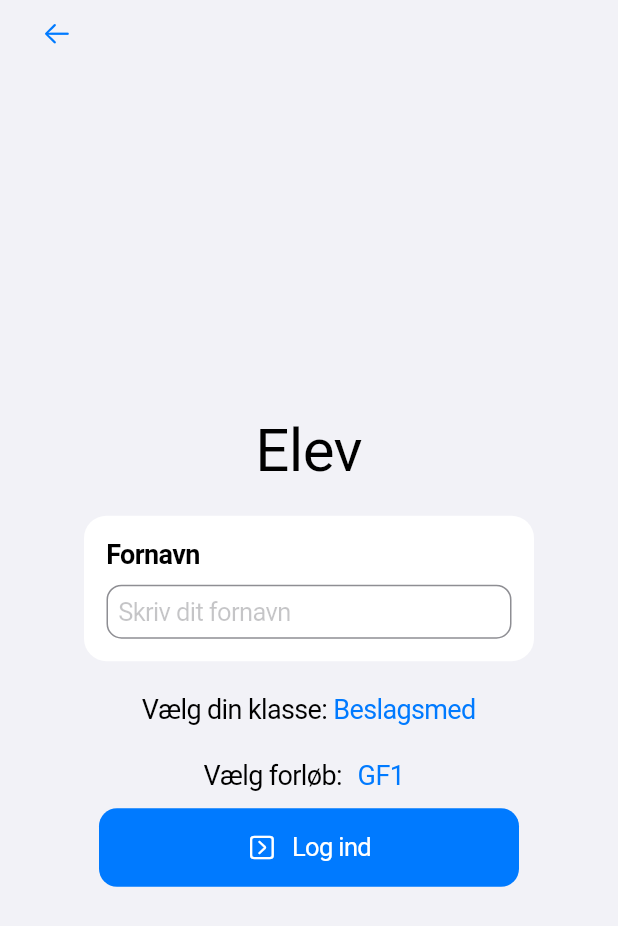
After one commit to HansenbergDev/App, a Flutter app: the StudentRegistration screen opened by its route, on a phone screen of 412 x 824 dp. The commit adds this screen. Shown: the top 926 px of the screen. Run offline on Flutter 3.47's test engine with Material 2 defaults, Android fonts, the phone set to English and light mode, and no system bars; missing offline and left inert: week_of_year.

Commit message:
Started with student registration

```diff
--- a/tilmeldings_system/lib/Pages/ChooseViewPage.dart
+++ b/tilmeldings_system/lib/Pages/ChooseViewPage.dart
@@ -7,6 +7,7 @@ class ChooseViewPage extends StatelessWidget {
   @override
   Widget build(BuildContext context) {
     return CupertinoPageScaffold(
+      backgroundColor: CupertinoColors.systemBackground,
       child: Center(
         child: Container(
           constraints: const BoxConstraints(maxWidth: 400),
@@ -19,7 +20,7 @@ class ChooseViewPage extends StatelessWidget {
               const Text("Vælg hvad du vil logge ind som:"),
               const SizedBox(height: 30,),
               IconCupertinoButtonFilled(
-                    onPressed: () => Navigator.of(context).pushReplacementNamed("/student/home"),
+                  onPressed: () => Navigator.of(context).pushReplacementNamed("/student/registration"),
                   text: "Elev",
                   icon: CupertinoIcons.person
               ),
--- /dev/null
+++ b/tilmeldings_system/lib/Pages/StudentRegistration.dart
@@ -0,0 +1,98 @@
+import 'package:flutter/cupertino.dart';
+import 'package:tilmeldings_system/Widgets/ItemPicker.dart';
+import 'package:tilmeldings_system/Widgets/TextfieldWithTitle.dart';
+
+import '../Widgets/IconCupertinoButton.dart';
+
+class StudentRegistration extends StatefulWidget {
+  const StudentRegistration({Key? key}) : super(key: key);
+
+  @override
+  State<StudentRegistration> createState() => _StudentRegistrationState();
+}
+
+class _StudentRegistrationState extends State<StudentRegistration> {
+  final List<String> _educations = [
+    "Beslagsmed",
+    "Frisør",
+    "Multimediedesigner",
+    "Dyrepasser"
+  ];
+
+  final List<String> _course = ["GF1", "GF2", "HF"];
+
+  late TextEditingController _nameController;
+  int _selectedEducation = 0;
+  int _selectedCourse = 0;
+
+  @override
+  void initState() {
+    super.initState();
+    _nameController = TextEditingController();
+  }
+
+  @override
+  void dispose() {
+    super.dispose();
+    _nameController.dispose();
+  }
+
+  @override
+  Widget build(BuildContext context) {
+    _educations.sort((a, b) => a.compareTo(b));
+
+    return CupertinoPageScaffold(
+        navigationBar: CupertinoNavigationBar(
+          border: null,
+          backgroundColor: CupertinoColors.systemBackground,
+          leading: CupertinoButton(
+            onPressed: () => Navigator.of(context).pushReplacementNamed('/'),
+            padding: EdgeInsets.zero,
+            child: const Icon(
+              CupertinoIcons.arrow_left,
+            ),
+          ),
+        ),
+        child: Center(
+          child: Container(
+            constraints: const BoxConstraints(maxWidth: 400),
+            child: Column(
+              mainAxisAlignment: MainAxisAlignment.center,
+              crossAxisAlignment: CrossAxisAlignment.center,
+              children: [
+                const Text(
+                  "Elev",
+                  style: TextStyle(fontSize: 40),
+                ),
+                const SizedBox(
+                  height: 10,
+                ),
+                TextfieldWithTitle(
+                  title: "Fornavn",
+                  placeholder: "Skriv dit fornavn",
+                  controller: _nameController,
+                ),
+                ItemPicker(
+                    text: "Vælg din klasse: ",
+                    fontSize: 18,
+                    list: _educations,
+                    callback: (int selected) => _selectedEducation = selected),
+                ItemPicker(
+                    text: "Vælg forløb: ",
+                    fontSize: 18,
+                    list: _course,
+                    callback: (int selected) => _selectedCourse = selected),
+                // TODO: Indskrevet fra
+                // TODO: Indskrevet til
+                // https://api.flutter.dev/flutter/cupertino/CupertinoDatePicker-class.html
+                IconCupertinoButtonFilled(
+                  onPressed: () => Navigator.of(context).pushReplacementNamed("/student/home"),
+                  text: "Log ind",
+                  icon: CupertinoIcons.chevron_right_square,
+                ),
+              ],
+            ),
+          ),
+        ));
+  }
+}
--- a/tilmeldings_system/lib/Widgets/IconCupertinoButton.dart
+++ b/tilmeldings_system/lib/Widgets/IconCupertinoButton.dart
@@ -10,8 +10,7 @@ class IconCupertinoButtonFilled extends StatelessWidget {
   @override
   Widget build(BuildContext context) {
     return Container(
-      margin:
-      const EdgeInsets.symmetric(horizontal: 60),
+      margin: const EdgeInsets.symmetric(horizontal: 60),
       child: CupertinoButton.filled(
           disabledColor: CupertinoColors.systemGrey,
           onPressed: onPressed,
--- /dev/null
+++ b/tilmeldings_system/lib/Widgets/ItemPicker.dart
@@ -0,0 +1,87 @@
+// Modified from https://api.flutter.dev/flutter/cupertino/CupertinoPicker-class.html
+
+import 'package:flutter/cupertino.dart';
+
+
+class ItemPicker extends StatefulWidget {
+  const ItemPicker({Key? key, required this.text, required this.fontSize, required this.list, required this.callback}) : super(key: key);
+
+  final String text;
+  final double fontSize;
+  final List<String> list;
+  final Function callback;
+
+  @override
+  State<ItemPicker> createState() => _ItemPickerState();
+}
+
+class _ItemPickerState extends State<ItemPicker> {
+
+  void _showDialog(Widget child) {
+    showCupertinoModalPopup<void>(
+        context: context,
+        builder: (BuildContext context) => Container(
+          height: 216,
+          padding: const EdgeInsets.only(top: 6.0),
+          // The Bottom margin is provided to align the popup above the system navigation bar.
+          margin: EdgeInsets.only(
+            bottom: MediaQuery.of(context).viewInsets.bottom,
+          ),
+          // Provide a background color for the popup.
+          color: CupertinoColors.systemBackground.resolveFrom(context),
+          // Use a SafeArea widget to avoid system overlaps.
+          child: SafeArea(
+            top: false,
+            child: child,
+          ),
+        ));
+  }
+
+  int _selectedItem = 0;
+
+  @override
+  Widget build(BuildContext context) {
+    return Center(
+      child: Row(
+        mainAxisAlignment: MainAxisAlignment.center,
+        children: [
+          Text(widget.text, style: TextStyle(fontSize: widget.fontSize),),
+          CupertinoButton(
+            padding: EdgeInsets.zero,
+            // Display a CupertinoPicker with list of fruits.
+            onPressed: () => _showDialog(
+              CupertinoPicker(
+                magnification: 1.22,
+                squeeze: 1.2,
+                useMagnifier: true,
+                itemExtent: 32,
+                // This is called when selected item is changed.
+                onSelectedItemChanged: (int selectedItem) {
+                  setState(() {
+                    _selectedItem = selectedItem;
+                    widget.callback(_selectedItem);
+                  });
+                },
+                children: List<Widget>.generate(widget.list.length,
+                        (int index) {
+                      return Center(
+                        child: Text(
+                          widget.list[index],
+                        ),
+                      );
+                    }),
+              ),
+            ),
+            // This displays the selected fruit name.
+            child: Text(
+              widget.list[_selectedItem],
+              style: TextStyle(
+                fontSize: widget.fontSize,
+              ),
+            ),
+          )
+        ],
+      ),
+    );
+  }
+}
--- /dev/null
+++ b/tilmeldings_system/lib/Widgets/TextfieldWithTitle.dart
@@ -0,0 +1,38 @@
+import 'package:flutter/cupertino.dart';
+
+class TextfieldWithTitle extends StatelessWidget {
+  const TextfieldWithTitle({Key? key, required this.title, required this.placeholder, required this.controller}) : super(key: key);
+
+  final String title;
+  final String placeholder;
+  final TextEditingController controller;
+
+  @override
+  Widget build(BuildContext context) {
+    return Container(
+      constraints: const BoxConstraints(maxWidth: 300),
+      margin: const EdgeInsets.symmetric(horizontal: 15.0, vertical: 10),
+      padding: const EdgeInsets.all(15),
+      decoration: const BoxDecoration(
+        color: CupertinoColors.systemBackground,
+        borderRadius: BorderRadius.all(Radius.circular(15)),
+      ),
+      child: Column(
+        crossAxisAlignment: CrossAxisAlignment.start,
+        children: [
+          Text(title, style: TextStyle(fontWeight: FontWeight.bold, fontSize: 18),),
+          const SizedBox(height: 10,),
+          CupertinoTextField(
+            placeholder: placeholder,
+            autocorrect: false,
+            controller: controller,
+            decoration: BoxDecoration(
+              border: Border.all(color: CupertinoColors.systemGrey,),
+              borderRadius: const BorderRadius.all(Radius.circular(10)),
+            ),
+          ),
+        ],
+      ),
+    );
+  }
+}
--- a/tilmeldings_system/lib/main.dart
+++ b/tilmeldings_system/lib/main.dart
@@ -1,7 +1,7 @@
 import 'package:flutter/cupertino.dart';
 import 'package:tilmeldings_system/Pages/ChooseViewPage.dart';
-
-import 'Pages/HomePage.dart';
+import 'package:tilmeldings_system/Pages/HomePage.dart';
+import 'package:tilmeldings_system/Pages/StudentRegistration.dart';
 
 void main() {
   runApp(const HansenbergApp());
@@ -30,7 +30,7 @@ class HansenbergApp extends StatelessWidget {
         '/': (BuildContext context) => const ChooseViewPage(),
         '/student/home': (BuildContext context) => HomePage(studentName: studentName),
         '/student/login': (BuildContext context) => const CupertinoPageScaffold(child: Text("Student login")),
-        '/student/registration': (BuildContext context) => const CupertinoPageScaffold(child: Text("Student registration")),
+        '/student/registration': (BuildContext context) => const StudentRegistration(),
         '/staff/login': (BuildContext context) => const CupertinoPageScaffold(child: Text("Staff login")),
         '/staff/home': (BuildContext context) => const CupertinoPageScaffold(child: Text("Staff home")),
       },
```
Lines whose indentation alone changed are shown as unchanged.
